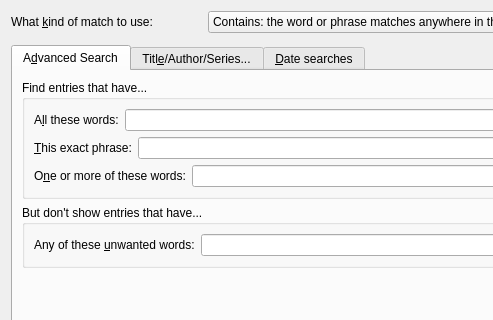
Above: src/calibre/gui2/dialogs/search.ui from kovidgoyal/calibre before the change; both pictures show x 0 to 493 and y 0 to 320 of the 872 by 411 pixel window. Below: the same form after it.
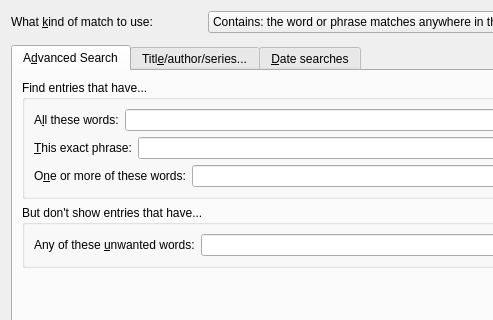
That is the form after the change. Icons and pictures are not drawn. Custom widgets are drawn as their Qt base class.

Patch:
```diff
--- a/src/calibre/gui2/dialogs/search.ui
+++ b/src/calibre/gui2/dialogs/search.ui
@@ -201,7 +201,7 @@
      </widget>
      <widget class="QWidget" name="tab_2">
       <attribute name="title">
-       <string>Titl&amp;e/Author/Series...</string>
+       <string>Titl&amp;e/author/series...</string>
       </attribute>
       <layout class="QGridLayout" name="gridLayout">
        <item row="1" column="0">
```
